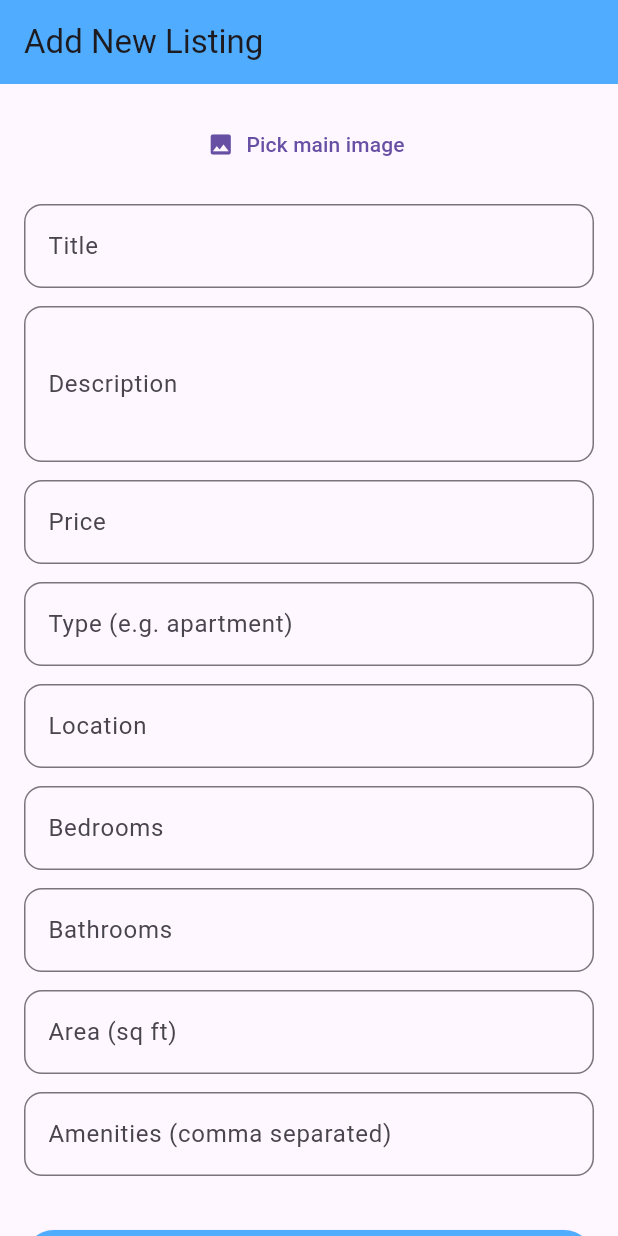
After one commit to MathibelaD/P, a Flutter app: the AddListingScreen screen opened directly, on a phone screen of 412 x 824 dp. The commit adds this screen. Run offline on Flutter 3.47's test engine with Material 3 defaults, Android fonts, the phone set to English and light mode, and no system bars; our stand-ins replace flutter_dotenv, flutter_rating_bar, image_picker, supabase_flutter; accounts and stored records are empty.

Commit message:
upload a listing with error after upload

```diff
--- /dev/null
+++ b/lib/screens/add_listing_screen.dart
@@ -0,0 +1,165 @@
+import 'dart:io';
+import 'package:flutter/material.dart';
+import 'package:image_picker/image_picker.dart';
+import '../services/storage_service.dart';
+import 'package:supabase_flutter/supabase_flutter.dart';
+
+class AddListingScreen extends StatefulWidget {
+  const AddListingScreen({super.key});
+
+  @override
+  State<AddListingScreen> createState() => _AddListingScreenState();
+}
+
+class _AddListingScreenState extends State<AddListingScreen> {
+  final _formKey = GlobalKey<FormState>();
+  bool _isLoading = false;
+
+  final _titleController = TextEditingController();
+  final _descController = TextEditingController();
+  final _priceController = TextEditingController();
+  final _typeController = TextEditingController();
+  final _locationController = TextEditingController();
+  final _bedroomsController = TextEditingController();
+  final _bathroomsController = TextEditingController();
+  final _areaController = TextEditingController();
+  final _amenitiesController = TextEditingController();
+
+  File? _pickedImage;
+
+  Future<void> _pickImage() async {
+    final picker = ImagePicker();
+    final picked = await picker.pickImage(source: ImageSource.gallery);
+    if (picked != null) {
+      setState(() {
+        _pickedImage = File(picked.path);
+      });
+    }
+  }
+
+  Future<void> _submit() async {
+    if (!_formKey.currentState!.validate() || _pickedImage == null) {
+      ScaffoldMessenger.of(context).showSnackBar(
+        const SnackBar(content: Text('Please fill all fields & pick an image')),
+      );
+      return;
+    }
+
+    setState(() => _isLoading = true);
+
+    try {
+      // Upload image
+      final storageService = StorageService();
+      final imageUrl = await storageService.uploadImage(
+        file: _pickedImage!,
+        bucket: 'property-images',
+        pathPrefix: 'listings',
+      );
+
+      if (imageUrl == null) throw Exception('Image upload failed');
+
+      // Insert listing
+      final userId = Supabase.instance.client.auth.currentUser?.id;
+      await Supabase.instance.client.from('listings').insert({
+        'title': _titleController.text.trim(),
+        'description': _descController.text.trim(),
+        'price': double.parse(_priceController.text),
+        'type': _typeController.text.trim(),
+        'image_url': imageUrl,
+        'location': _locationController.text.trim(),
+        'bedrooms': int.parse(_bedroomsController.text),
+        'bathrooms': int.parse(_bathroomsController.text),
+        'area_sq_ft': double.parse(_areaController.text),
+        'amenities': _amenitiesController.text.split(',').map((e) => e.trim()).toList(),
+        'owner_id': userId,
+      });
+
+      ScaffoldMessenger.of(context).showSnackBar(
+        const SnackBar(content: Text('Listing added successfully!')),
+      );
+      Navigator.of(context).pop(); // Go back after adding
+    } catch (e) {
+      print('❌ Add listing error: $e');
+      ScaffoldMessenger.of(context).showSnackBar(
+        SnackBar(content: Text('Error: $e')),
+      );
+    }
+
+    setState(() => _isLoading = false);
+  }
+
+  @override
+  Widget build(BuildContext context) {
+    return Scaffold(
+      appBar: AppBar(
+        title: const Text('Add New Listing'),
+        backgroundColor: const Color(0xff4facfe),
+      ),
+      body: SingleChildScrollView(
+        padding: const EdgeInsets.all(16),
+        child: Form(
+          key: _formKey,
+          child: Column(
+            children: [
+              if (_pickedImage != null)
+                Image.file(_pickedImage!, height: 180, fit: BoxFit.cover)
+              else
+                TextButton.icon(
+                  onPressed: _pickImage,
+                  icon: const Icon(Icons.image),
+                  label: const Text('Pick main image'),
+                ),
+              const SizedBox(height: 16),
+              _buildTextField(_titleController, 'Title'),
+              _buildTextField(_descController, 'Description', maxLines: 3),
+              _buildTextField(_priceController, 'Price', inputType: TextInputType.number),
+              _buildTextField(_typeController, 'Type (e.g. apartment)'),
+              _buildTextField(_locationController, 'Location'),
+              _buildTextField(_bedroomsController, 'Bedrooms', inputType: TextInputType.number),
+              _buildTextField(_bathroomsController, 'Bathrooms', inputType: TextInputType.number),
+              _buildTextField(_areaController, 'Area (sq ft)', inputType: TextInputType.number),
+              _buildTextField(_amenitiesController, 'Amenities (comma separated)'),
+              const SizedBox(height: 20),
+              _isLoading
+                  ? const CircularProgressIndicator()
+                  : SizedBox(
+                      width: double.infinity,
+                      child: ElevatedButton(
+                        onPressed: _submit,
+                        style: ElevatedButton.styleFrom(
+                          backgroundColor: const Color(0xff4facfe),
+                          shape: RoundedRectangleBorder(
+                            borderRadius: BorderRadius.circular(30),
+                          ),
+                        ),
+                        child: const Text('Add Listing', style: TextStyle(color: Colors.white)),
+                      ),
+                    ),
+            ],
+          ),
+        ),
+      ),
+    );
+  }
+
+  Widget _buildTextField(
+    TextEditingController controller,
+    String label, {
+    int maxLines = 1,
+    TextInputType inputType = TextInputType.text,
+  }) {
+    return Padding(
+      padding: const EdgeInsets.only(bottom: 12),
+      child: TextFormField(
+        controller: controller,
+        maxLines: maxLines,
+        keyboardType: inputType,
+        validator: (value) => (value == null || value.isEmpty) ? 'Required' : null,
+        decoration: InputDecoration(
+          labelText: label,
+          border: OutlineInputBorder(borderRadius: BorderRadius.circular(12)),
+        ),
+      ),
+    );
+  }
+}
--- a/lib/screens/main_screen.dart
+++ b/lib/screens/main_screen.dart
@@ -1,4 +1,5 @@
 import 'package:flutter/material.dart';
+import 'package:my_first_app/screens/add_listing_screen.dart';
 import 'package:provider/provider.dart';
 import '../models/property.dart';
 import '../providers/profile_provider.dart';
@@ -78,9 +79,7 @@ class _MainScreenState extends State<MainScreen> {
       screens = [
         HomeScreen(properties: widget.properties),
         const Center(child: Text('Manage Tenants')),
-        const Center(
-          child: Text('Add Listing'),
-        ),
+        AddListingScreen(),
         const Center(
           child: Text('My Listings'),
         ),
--- a/pubspec.yaml
+++ b/pubspec.yaml
@@ -17,6 +17,8 @@ dependencies:
   flutter_rating_bar: ^4.0.1
   supabase_flutter: ^2.0.0
   flutter_dotenv: ^5.1.0
+  uuid: ^4.5.1
+  image_picker: ^1.0.4
 
 dev_dependencies:
   flutter_test:
```
Also changed, not shown: lib/services/storage_service.dart (added, +38 -0 lines), pubspec.lock, 6 other files.
